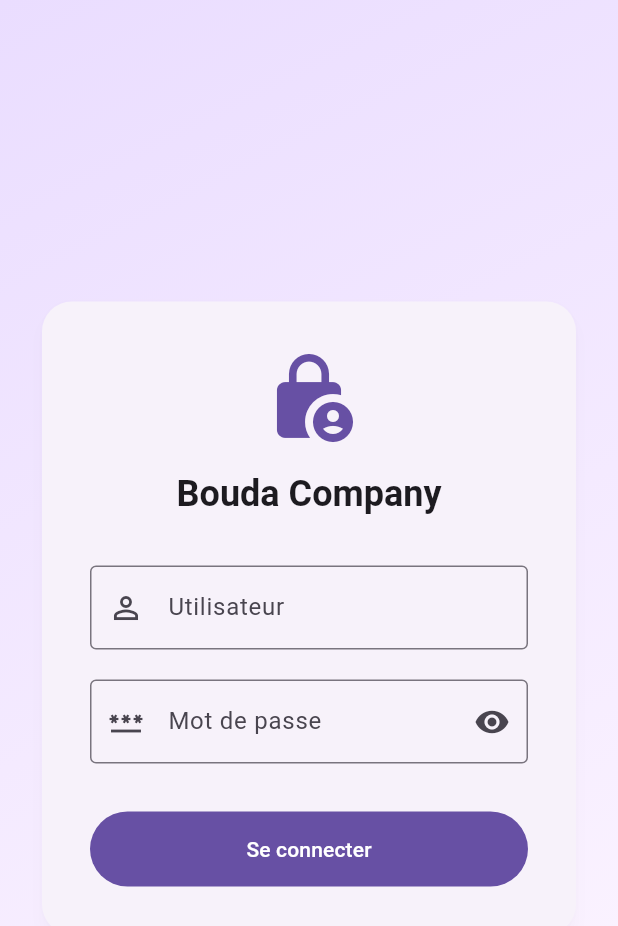
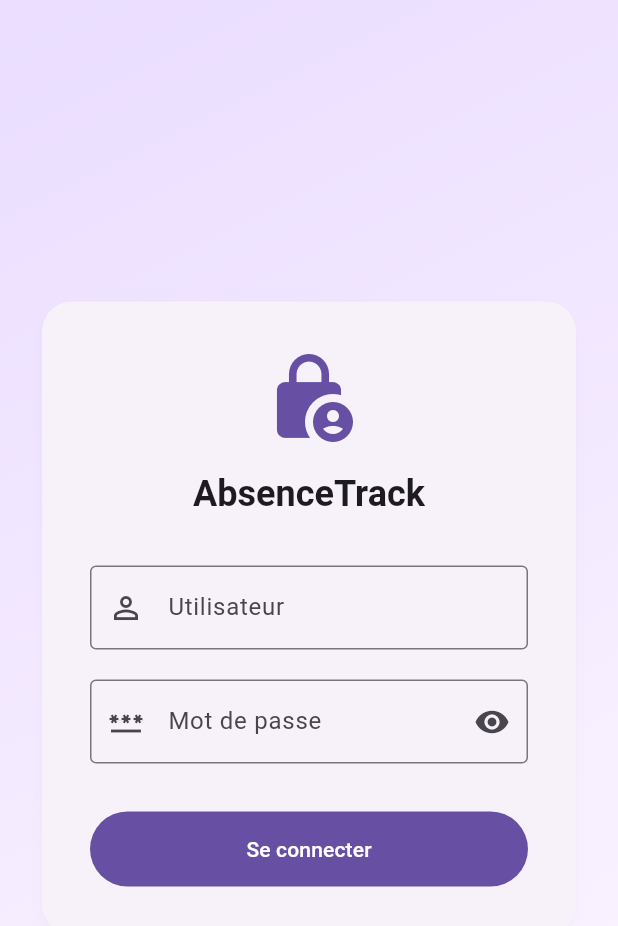
Before and after one commit to moghitboualam/AbsenceTrack, a Flutter app: the screen it shows after launch, on a phone screen of 412 x 824 dp. Shown: the top 926 px of the screen. Run offline on Flutter 3.47's test engine with Material 3 defaults, Android fonts, the light colour scheme and no system bars; our stand-ins replace dio, file_picker, flutter_dotenv, go_router, lucide_icons, open_filex and 1 more; missing offline and left inert: shadcn_ui; accounts and stored records are empty.

Commit message:
Modification de Nom dans App-bar et Login page

```diff
--- a/lib/layouts/dashboard_layout.dart
+++ b/lib/layouts/dashboard_layout.dart
@@ -25,7 +25,7 @@ class DashboardLayout extends StatelessWidget {
         ),
         // Titre ou Logo au centre ou à gauche selon préférence
         title: const Text(
-          "UMI FS",
+          "ENIAD-UMP",
           style: TextStyle(color: Colors.black, fontWeight: FontWeight.bold),
         ),
         leading: Builder(
--- a/lib/pages/auth/login_page.dart
+++ b/lib/pages/auth/login_page.dart
@@ -89,7 +89,7 @@ class _LoginPageState extends State<LoginPage> {
                         ),
                         const SizedBox(height: 16),
                         Text(
-                          "Bouda Company",
+                          "AbsenceTrack",
                           style: theme.textTheme.headlineSmall?.copyWith(
                             fontWeight: FontWeight.bold,
                           ),
```
